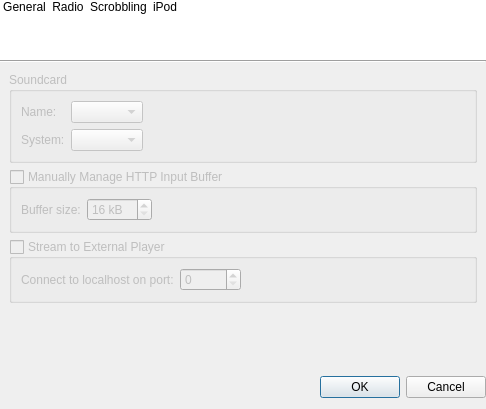
This is app/client/widgets/SettingsDialog.ui in dougma/lastfm-desktop as Qt 5 draws it before an edit. The edited form follows.
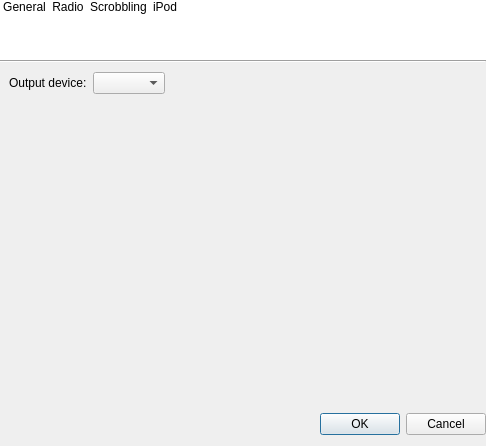
This is the edited form. The open tabs and pages were chosen to show the change. Icons and pictures are not drawn.

Commit message: Configurable scrobble directories and audio output device

The edit to the form file:
```diff
--- a/app/client/widgets/SettingsDialog.ui
+++ b/app/client/widgets/SettingsDialog.ui
@@ -9,7 +9,7 @@
     <x>0</x>
     <y>0</y>
     <width>486</width>
-    <height>409</height>
+    <height>446</height>
    </rect>
   </property>
   <property name="sizePolicy" >
@@ -257,68 +257,26 @@
       </layout>
      </widget>
      <widget class="QWidget" name="radioPage" >
-      <layout class="QVBoxLayout" >
+      <layout class="QVBoxLayout" name="verticalLayout" >
        <item>
-        <widget class="QGroupBox" name="groupBox" >
-         <property name="enabled" >
-          <bool>false</bool>
-         </property>
-         <property name="title" >
-          <string>Soundcard</string>
-         </property>
-         <layout class="QVBoxLayout" >
+        <layout class="QHBoxLayout" name="horizontalLayout" >
           <item>
-           <layout class="QGridLayout" >
-            <item row="0" column="0" >
-             <widget class="QLabel" name="label_3" >
-              <property name="text" >
-               <string>Name:</string>
-              </property>
-             </widget>
-            </item>
-            <item row="0" column="1" >
-             <layout class="QHBoxLayout" >
-              <property name="spacing" >
-               <number>12</number>
-              </property>
-              <item>
-               <widget class="QComboBox" name="soundcard" >
+          <widget class="QLabel" name="label_2" >
                 <property name="sizePolicy" >
-                 <sizepolicy vsizetype="Fixed" hsizetype="Minimum" >
+            <sizepolicy vsizetype="Preferred" hsizetype="Maximum" >
                   <horstretch>0</horstretch>
                   <verstretch>0</verstretch>
                  </sizepolicy>
                 </property>
-               </widget>
-              </item>
-              <item>
-               <spacer>
-                <property name="orientation" >
-                 <enum>Qt::Horizontal</enum>
-                </property>
-                <property name="sizeHint" stdset="0" >
-                 <size>
-                  <width>40</width>
-                  <height>20</height>
-                 </size>
-                </property>
-               </spacer>
-              </item>
-             </layout>
-            </item>
-            <item row="1" column="0" >
-             <widget class="QLabel" name="label_4" >
               <property name="text" >
-               <string>System:</string>
+            <string>Output device:</string>
               </property>
              </widget>
             </item>
-            <item row="1" column="1" >
-             <layout class="QHBoxLayout" >
               <item>
-               <widget class="QComboBox" name="soundSystem" >
+          <widget class="QComboBox" name="outputDevice" >
                 <property name="sizePolicy" >
-                 <sizepolicy vsizetype="Fixed" hsizetype="Minimum" >
+            <sizepolicy vsizetype="Fixed" hsizetype="Maximum" >
                   <horstretch>0</horstretch>
                   <verstretch>0</verstretch>
                  </sizepolicy>
@@ -326,7 +284,7 @@
                </widget>
               </item>
               <item>
-               <spacer>
+          <spacer name="horizontalSpacer" >
                 <property name="orientation" >
                  <enum>Qt::Horizontal</enum>
                 </property>
@@ -339,119 +297,6 @@
                </spacer>
               </item>
              </layout>
-            </item>
-           </layout>
-          </item>
-         </layout>
-        </widget>
-       </item>
-       <item>
-        <widget class="QGroupBox" name="isManuallyManageInputBuffer" >
-         <property name="enabled" >
-          <bool>false</bool>
-         </property>
-         <property name="title" >
-          <string>Manually Manage HTTP Input Buffer</string>
-         </property>
-         <property name="checkable" >
-          <bool>true</bool>
-         </property>
-         <property name="checked" >
-          <bool>false</bool>
-         </property>
-         <layout class="QHBoxLayout" >
-          <item>
-           <widget class="QLabel" name="label_5" >
-            <property name="text" >
-             <string>Buffer size:</string>
-            </property>
-           </widget>
-          </item>
-          <item>
-           <widget class="QSpinBox" name="manuallyManagedInputBufferSize" >
-            <property name="frame" >
-             <bool>true</bool>
-            </property>
-            <property name="suffix" >
-             <string> kB</string>
-            </property>
-            <property name="prefix" >
-             <string/>
-            </property>
-            <property name="minimum" >
-             <number>16</number>
-            </property>
-            <property name="maximum" >
-             <number>256</number>
-            </property>
-            <property name="singleStep" >
-             <number>1</number>
-            </property>
-            <property name="value" >
-             <number>16</number>
-            </property>
-           </widget>
-          </item>
-          <item>
-           <spacer>
-            <property name="orientation" >
-             <enum>Qt::Horizontal</enum>
-            </property>
-            <property name="sizeHint" stdset="0" >
-             <size>
-              <width>40</width>
-              <height>20</height>
-             </size>
-            </property>
-           </spacer>
-          </item>
-         </layout>
-        </widget>
-       </item>
-       <item>
-        <widget class="QGroupBox" name="isUseOutputProxy" >
-         <property name="enabled" >
-          <bool>false</bool>
-         </property>
-         <property name="title" >
-          <string>Stream to External Player</string>
-         </property>
-         <property name="checkable" >
-          <bool>true</bool>
-         </property>
-         <property name="checked" >
-          <bool>false</bool>
-         </property>
-         <layout class="QHBoxLayout" >
-          <item>
-           <widget class="QLabel" name="label_7" >
-            <property name="text" >
-             <string>Connect to localhost on port:</string>
-            </property>
-           </widget>
-          </item>
-          <item>
-           <widget class="QSpinBox" name="outputProxyPort" >
-            <property name="maximum" >
-             <number>65535</number>
-            </property>
-           </widget>
-          </item>
-          <item>
-           <spacer>
-            <property name="orientation" >
-             <enum>Qt::Horizontal</enum>
-            </property>
-            <property name="sizeHint" stdset="0" >
-             <size>
-              <width>40</width>
-              <height>20</height>
-             </size>
-            </property>
-           </spacer>
-          </item>
-         </layout>
-        </widget>
        </item>
        <item>
         <spacer>
@@ -579,6 +424,16 @@
          </property>
         </spacer>
        </item>
+       <item>
+        <widget class="QLabel" name="label_3" >
+         <property name="text" >
+          <string>Don't scrobble files under these paths:</string>
+         </property>
+        </widget>
+       </item>
+       <item>
+        <widget class="QPlainTextEdit" name="forbiddenPaths" />
+       </item>
       </layout>
       <zorder>label_13</zorder>
       <zorder>label</zorder>
```
Left out of the diff: 16 changed lines with no effect on the pictures. Lines whose indentation alone changed are shown as unchanged. The commit also changes 11 other files.
